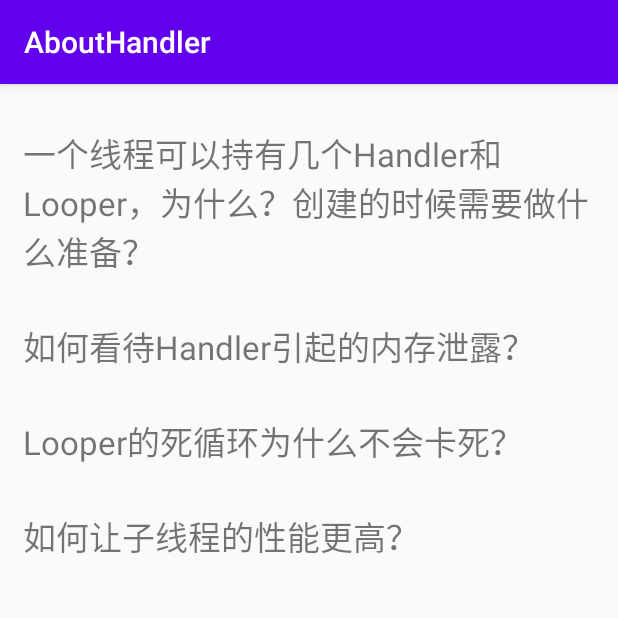
After one commit to zhangtiansimple/AboutHandler, an Android app: the HandlerNormalQuestionActivity screen opened directly, with no data from a screen before it, on a phone screen of 412 x 824 dp, the top half of it. The commit adds this screen. Run offline under Robolectric (Android 15) with nearby library versions, the phone set to English and light mode, and no system bars.

Commit message:
添加MyHandler

```diff
--- a/app/src/main/AndroidManifest.xml
+++ b/app/src/main/AndroidManifest.xml
@@ -21,6 +21,8 @@
         <activity android:name=".HandlerForSubThreadActivity"/>
         <activity android:name=".HandlerThreadActivity"/>
         <activity android:name=".CustomHandlerActivity"/>
+        <activity android:name=".myhandler.MyHandlerActivity"/>
+        <activity android:name=".HandlerNormalQuestionActivity"/>
     </application>
 
 </manifest>
--- /dev/null
+++ b/app/src/main/java/com/example/abouthandler/HandlerNormalQuestionActivity.java
@@ -0,0 +1,14 @@
+package com.example.abouthandler;
+
+import android.os.Bundle;
+
+import androidx.annotation.Nullable;
+import androidx.appcompat.app.AppCompatActivity;
+
+public class HandlerNormalQuestionActivity extends AppCompatActivity {
+    @Override
+    protected void onCreate(@Nullable Bundle savedInstanceState) {
+        super.onCreate(savedInstanceState);
+        setContentView(R.layout.activity_normal_question);
+    }
+}
--- a/app/src/main/res/layout/activity_main.xml
+++ b/app/src/main/res/layout/activity_main.xml
@@ -66,6 +66,7 @@
         app:layout_constraintVertical_bias="0.5" />
 
     <Button
+        android:id="@+id/btn_normal_question"
         android:textAllCaps="false"
         android:text="常见面试题"
         android:layout_width="220dp"
@@ -77,6 +78,7 @@
         app:layout_constraintVertical_bias="0.6" />
 
     <Button
+        android:id="@+id/btn_my_handler"
         android:textAllCaps="false"
         android:text="手写Handler"
         android:layout_width="220dp"
--- /dev/null
+++ b/app/src/main/res/layout/activity_myhandler.xml
@@ -0,0 +1,6 @@
+<?xml version="1.0" encoding="utf-8"?>
+<androidx.constraintlayout.widget.ConstraintLayout
+    xmlns:android="http://schemas.android.com/apk/res/android" android:layout_width="match_parent"
+    android:layout_height="match_parent">
+
+</androidx.constraintlayout.widget.ConstraintLayout>
--- /dev/null
+++ b/app/src/main/res/layout/activity_normal_question.xml
@@ -0,0 +1,43 @@
+<?xml version="1.0" encoding="utf-8"?>
+<LinearLayout xmlns:android="http://schemas.android.com/apk/res/android"
+    android:layout_width="match_parent"
+    android:layout_height="match_parent"
+    android:orientation="vertical">
+
+    <TextView
+        android:layout_marginLeft="15dp"
+        android:layout_marginRight="15dp"
+        android:layout_width="wrap_content"
+        android:textSize="22sp"
+        android:layout_marginTop="30dp"
+        android:text="一个线程可以持有几个Handler和Looper，为什么？创建的时候需要做什么准备？"
+        android:layout_height="wrap_content"/>
+
+    <TextView
+        android:layout_marginLeft="15dp"
+        android:layout_marginRight="15dp"
+        android:layout_width="wrap_content"
+        android:textSize="22sp"
+        android:layout_marginTop="30dp"
+        android:text="如何看待Handler引起的内存泄露？"
+        android:layout_height="wrap_content"/>
+
+    <TextView
+        android:layout_marginLeft="15dp"
+        android:layout_marginRight="15dp"
+        android:layout_width="wrap_content"
+        android:textSize="22sp"
+        android:layout_marginTop="30dp"
+        android:text="Looper的死循环为什么不会卡死？"
+        android:layout_height="wrap_content"/>
+
+    <TextView
+        android:layout_marginLeft="15dp"
+        android:layout_marginRight="15dp"
+        android:layout_width="wrap_content"
+        android:textSize="22sp"
+        android:layout_marginTop="30dp"
+        android:text="如何让子线程的性能更高？"
+        android:layout_height="wrap_content"/>
+
+</LinearLayout>
```
Also changed, not shown: app/src/main/java/com/example/abouthandler/MainActivity.java (+15 -0 lines), app/src/main/java/com/example/abouthandler/myhandler/MyHandler.java (added, +27 -0 lines), app/src/main/java/com/example/abouthandler/myhandler/MyHandlerActivity.java (added, +62 -0 lines), app/src/main/java/com/example/abouthandler/myhandler/MyLooper.java (added, +37 -0 lines), app/src/main/java/com/example/abouthandler/myhandler/MyMessage.java (added, +32 -0 lines), app/src/main/java/com/example/abouthandler/myhandler/MyMessageQueue.java (added, +68 -0 lines).
